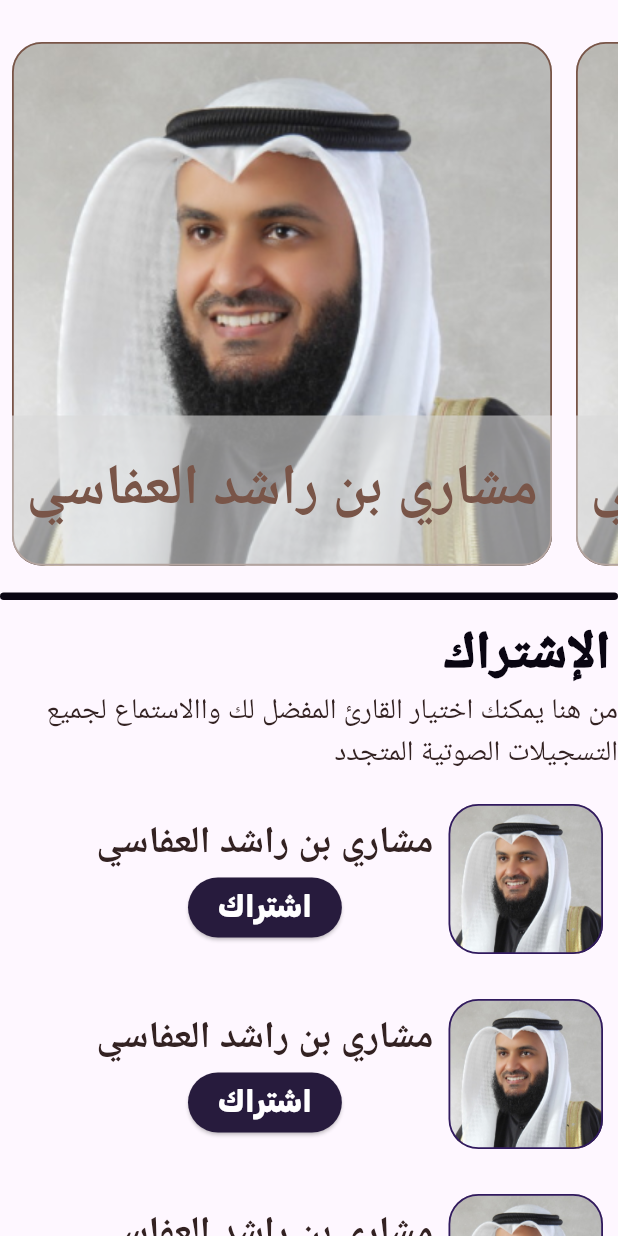
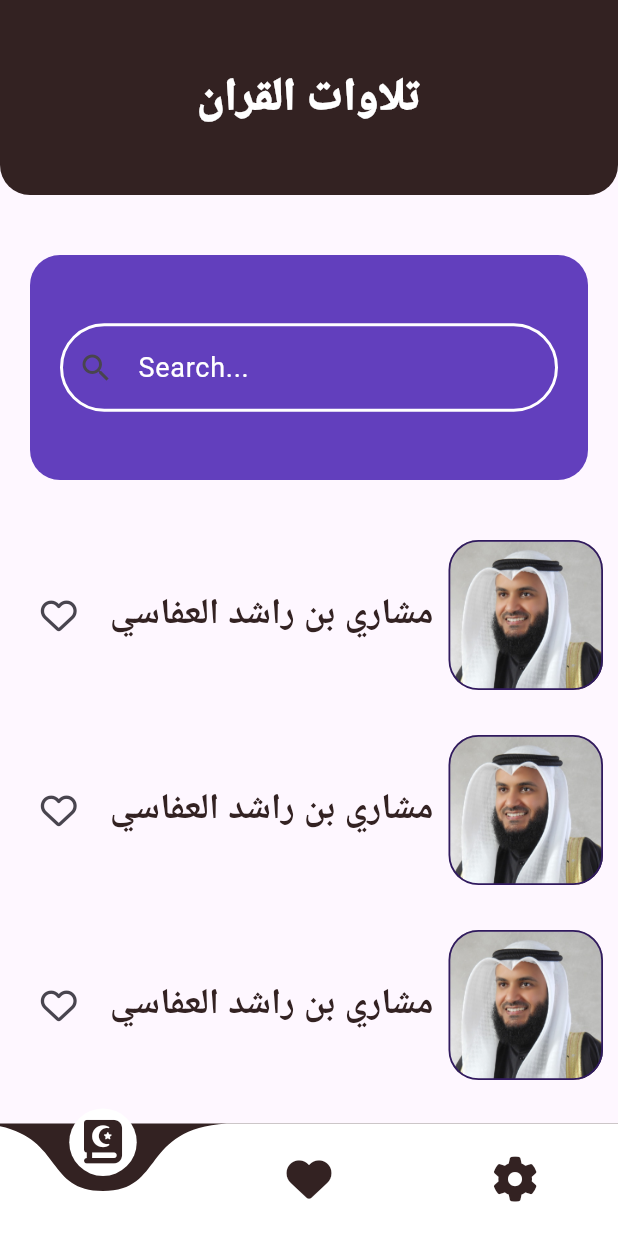
Before and after one commit to Ahmed7Shaban/Quran-reciters, a Flutter app: the screen it shows after launch, after a tap on "الأستماع الى القرآن الكريم", on a phone screen of 412 x 824 dp. Run offline on Flutter 3.47's test engine with Material 3 defaults, Android fonts, the phone set to English and light mode, and no system bars; drawn by our look-alikes of curved_navigation_bar; our stand-ins replace font_awesome_flutter, google_fonts, page_transition; missing offline and left inert: animator; Roboto replaces fonts that are missing (Amiri, Cairo).

Commit message:
update ui part one

```diff
--- a/lib/main.dart
+++ b/lib/main.dart
@@ -3,7 +3,7 @@ import 'package:flutter/material.dart';
 import 'views/splash_view.dart';
 
 void main() {
-  runApp(const MyApp());
+  runApp(MyApp());
 }
 
 class MyApp extends StatelessWidget {
@@ -13,7 +13,6 @@ class MyApp extends StatelessWidget {
   @override
   Widget build(BuildContext context) {
     return MaterialApp(
-      locale: Locale('ar'),
       debugShowCheckedModeBanner: false,
       home: SplashView(),
     );
--- a/lib/views/home_view.dart
+++ b/lib/views/home_view.dart
@@ -1,15 +1,83 @@
+import 'package:curved_navigation_bar/curved_navigation_bar.dart';
 import 'package:flutter/material.dart';
+import 'package:font_awesome_flutter/font_awesome_flutter.dart';
+import 'package:google_fonts/google_fonts.dart';
+import 'package:sounsds_quran/utils/colors.dart';
 
-import '../widgets/Home/body_home.dart';
+import '../widgets/Favorite/body_favorite.dart';
+import '../widgets/Reciters/body_reciters.dart';
+import '../widgets/Setting/body_setting.dart';
 
-class HomeView extends StatelessWidget {
+class HomeView extends StatefulWidget {
   const HomeView({super.key});
 
   @override
+  State<HomeView> createState() => _HomeViewState();
+}
+
+int _selectedIndex = 0;
+List<Widget> views = [
+  BodyReciters(),
+  BodyFavorite(),
+  BodySetting(),
+];
+
+GlobalKey<CurvedNavigationBarState> _bottomNavigationKey = GlobalKey();
+
+class _HomeViewState extends State<HomeView> {
+  void _onItemTapped(int index) {
+    setState(() {
+      _selectedIndex = index;
+    });
+  }
+
+  @override
   Widget build(BuildContext context) {
-    return const SafeArea(
+    return SafeArea(
       child: Scaffold(
-        body: BodyHome(),
+        bottomNavigationBar: CurvedNavigationBar(
+          index: _selectedIndex,
+          key: _bottomNavigationKey,
+          backgroundColor: AppColors.cocoaBrown,
+          items: <Widget>[
+            Icon(
+              FontAwesomeIcons.quran,
+              size: 29,
+              color: AppColors.cocoaBrown,
+            ),
+            Icon(
+              FontAwesomeIcons.solidHeart,
+              size: 30,
+              color: AppColors.cocoaBrown,
+            ),
+            Icon(
+              FontAwesomeIcons.gear,
+              size: 30,
+              color: AppColors.cocoaBrown,
+            ),
+          ],
+          onTap: _onItemTapped,
+        ),
+        appBar: AppBar(
+          automaticallyImplyLeading: false,
+          centerTitle: true,
+          toolbarHeight: 130,
+          title: Text(
+            "تلاوات القران",
+            style: GoogleFonts.cairo(
+                textStyle: TextStyle(
+                    fontWeight: FontWeight.w900,
+                    fontSize: 30,
+                    color: Colors.white)),
+          ),
+          backgroundColor: AppColors.cocoaBrown,
+          shape: RoundedRectangleBorder(
+              borderRadius: BorderRadius.only(
+            bottomLeft: Radius.circular(20),
+            bottomRight: Radius.circular(20),
+          )),
+        ),
+        body: views[_selectedIndex],
       ),
     );
   }
--- a/lib/widgets/Home/body_home.dart
+++ /dev/null
@@ -1,49 +0,0 @@
-import 'package:flutter/material.dart';
-
-import '../../utils/colors.dart';
-import 'reader_item_list_view.dart';
-import 'scriptions_list_view.dart';
-import 'text_subscriptions.dart';
-
-class BodyHome extends StatelessWidget {
-  const BodyHome({super.key});
-
-  @override
-  Widget build(BuildContext context) {
-    return Padding(
-      padding: const EdgeInsets.only(top: 20),
-      child: CustomScrollView(
-        slivers: [
-          SliverToBoxAdapter(child: ReaderItemListView()),
-          SliverToBoxAdapter(
-            child: Padding(
-              padding: const EdgeInsets.only(top: 10, bottom: 10),
-              child: Container(
-                width: double.infinity,
-                height: 5,
-                decoration: BoxDecoration(
-                  color: AppColors.ebony,
-                  borderRadius: BorderRadius.circular(10),
-                ),
-              ),
-            ),
-          ),
-          SliverToBoxAdapter(
-            child: scriptions(),
-          ),
-          SliverToBoxAdapter(
-            child: Subscriptions(),
-          ),
-          SliverList(
-            delegate: SliverChildBuilderDelegate(
-              (context, index) {
-                return ScriptionsListView(); // Build your list here
-              },
-              childCount: 1, // Adjust according to your needs
-            ),
-          ),
-        ],
-      ),
-    );
-  }
-}
--- a/lib/widgets/Home/scription_item.dart
+++ /dev/null
@@ -1,72 +0,0 @@
-import 'package:flutter/material.dart';
-import 'package:google_fonts/google_fonts.dart';
-import 'package:sounsds_quran/widgets/custom_button.dart';
-
-import '../../utils/colors.dart';
-
-class ScriptionItem extends StatelessWidget {
-  const ScriptionItem({super.key, required this.index});
-  final int index; // Accept index as a parameter for animations
-
-  @override
-  Widget build(BuildContext context) {
-    return TweenAnimationBuilder(
-      duration: Duration(milliseconds: 500), // Animation duration
-      tween: Tween<double>(
-          begin: 0, end: 1), // Define the tween for scale and opacity
-      curve: Curves.easeInOut,
-      builder: (context, double value, child) {
-        return Transform.scale(
-          scale: value, // Scale animation
-          child: Opacity(
-            opacity: value, // Fade animation
-            child: child,
-          ),
-        );
-      },
-      child: Padding(
-        padding:
-            const EdgeInsets.only(top: 20, bottom: 10, left: 10, right: 10),
-        child: Row(
-          mainAxisAlignment: MainAxisAlignment.end,
-          children: [
-            Column(
-              children: [
-                Text(
-                  textAlign: TextAlign.center,
-                  "مشاري بن راشد العفاسي",
-                  style: GoogleFonts.amiri(
-                      textStyle: TextStyle(
-                          color: AppColors.cocoaBrown,
-                          fontSize: 25,
-                          fontWeight: FontWeight.bold)),
-                ),
-                SizedBox(
-                  height: 1,
-                ),
-                CustomElevatedButton(
-                  text: "اشتراك",
-                  onPressed: () {},
-                  padding: EdgeInsets.symmetric(horizontal: 20, vertical: 5),
-                )
-              ],
-            ),
-            SizedBox(
-              width: 10,
-            ),
-            Container(
-              height: 100,
-              width: 103,
-              decoration: BoxDecoration(
-                  image: const DecorationImage(
-                      fit: BoxFit.cover,
-                      image: AssetImage('assets/image/test.png')),
-                  border: Border.all(color: AppColors.valhalla, width: 1.2),
-                  borderRadius: BorderRadius.circular(20)),
-            ),
-          ],
-        ),
-      ),
-    );
-  }
-}
--- a/lib/widgets/Home/scriptions_list_view.dart
+++ /dev/null
@@ -1,24 +0,0 @@
-import 'package:flutter/material.dart';
-import 'package:flutter_staggered_animations/flutter_staggered_animations.dart';
-
-import 'scription_item.dart';
-
-class ScriptionsListView extends StatelessWidget {
-  const ScriptionsListView({super.key});
-
-  @override
-  Widget build(BuildContext context) {
-    return AnimationLimiter(
-      child: ListView.builder(
-        shrinkWrap:
-            true, // Important to prevent the list from taking all available space
-        physics:
-            const NeverScrollableScrollPhysics(), // Disables inner scrolling (since the parent scrolls)
-        itemCount: 100,
-        itemBuilder: (BuildContext context, int index) {
-          return ScriptionItem(index: index);
-        },
-      ),
-    );
-  }
-}
--- a/lib/widgets/Home/text_subscriptions.dart
+++ /dev/null
@@ -1,40 +0,0 @@
-import 'package:flutter/material.dart';
-import 'package:google_fonts/google_fonts.dart';
-import 'package:sounsds_quran/utils/colors.dart';
-
-class scriptions extends StatelessWidget {
-  const scriptions({super.key});
-
-  @override
-  Widget build(BuildContext context) {
-    return Padding(
-      padding: const EdgeInsets.only(right: 5),
-      child: Text(
-        textAlign: TextAlign.end,
-        "الإشتراك",
-        style: GoogleFonts.cairo(
-            textStyle: TextStyle(
-                fontWeight: FontWeight.w900,
-                fontSize: 35,
-                color: AppColors.ebony)),
-      ),
-    );
-  }
-}
-
-class Subscriptions extends StatelessWidget {
-  const Subscriptions({super.key});
-
-  @override
-  Widget build(BuildContext context) {
-    return Text(
-      textAlign: TextAlign.end,
-      "من هنا يمكنك اختيار القارئ المفضل لك واالاستماع لجميع  التسجيلات الصوتية المتجدد",
-      style: GoogleFonts.cairo(
-          textStyle: TextStyle(
-              fontWeight: FontWeight.w400,
-              fontSize: 19,
-              color: AppColors.cocoaBrown)),
-    );
-  }
-}
--- /dev/null
+++ b/lib/widgets/Reciters/body_reciters.dart
@@ -0,0 +1,21 @@
+import 'package:flutter/material.dart';
+import 'reader_item_list_view.dart';
+import 'search_reciters.dart';
+
+class BodyReciters extends StatelessWidget {
+  const BodyReciters({super.key});
+
+  @override
+  Widget build(BuildContext context) {
+    return Padding(
+      padding: const EdgeInsets.only(top: 20),
+      child: CustomScrollView(
+        physics: const BouncingScrollPhysics(),
+        slivers: [
+          SliverToBoxAdapter(child: SearchReciters()), // Wrap non-slivers
+          ReaderItemListView(), // Ensure this is a sliver
+        ],
+      ),
+    );
+  }
+}
--- a/lib/widgets/Home/reader_item.dart
+++ b/lib/widgets/Reciters/reader_item.dart
@@ -1,7 +1,10 @@
 import 'package:flutter/material.dart';
+import 'package:font_awesome_flutter/font_awesome_flutter.dart';
 import 'package:google_fonts/google_fonts.dart';
 
 import '../../utils/colors.dart';
+import '../../views/quran_view.dart';
+import '../custom_button.dart';
 
 // class ReaderItem extends StatelessWidget {
 //   const ReaderItem({super.key});
@@ -77,54 +80,53 @@ class ReaderItem extends StatelessWidget {
             ),
           );
         },
-      child: Center(
+        child: GestureDetector(
+          onTap: () {
+            Navigator.push(
+              context,
+              MaterialPageRoute(
+                builder: (context) {
+                  return QuranView();
+                },
+              ),
+            );
+          },
           child: Padding(
-          padding: const EdgeInsets.all(8.0),
-          child: Stack(
+            padding:
+                const EdgeInsets.only(top: 20, bottom: 10, left: 10, right: 10),
+            child: Row(
+              mainAxisAlignment: MainAxisAlignment.end,
               children: [
+                IconButton(
+                    onPressed: () {}, icon: FaIcon(FontAwesomeIcons.heart)),
+                SizedBox(
+                  width: 10,
+                ),
+                Text(
+                  textAlign: TextAlign.center,
+                  "مشاري بن راشد العفاسي",
+                  style: GoogleFonts.amiri(
+                      textStyle: TextStyle(
+                          color: AppColors.cocoaBrown,
+                          fontSize: 24,
+                          fontWeight: FontWeight.bold)),
+                ),
+                SizedBox(
+                  width: 10,
+                ),
                 Container(
-                width: 360,
-                height: 365,
+                  height: 100,
+                  width: 103,
                   decoration: BoxDecoration(
                       image: const DecorationImage(
                           fit: BoxFit.cover,
                           image: AssetImage('assets/image/test.png')),
-                    border: Border.all(color: Colors.brown, width: 1.2),
+                      border: Border.all(color: AppColors.valhalla, width: 1.2),
                       borderRadius: BorderRadius.circular(20)),
                 ),
-              Positioned(
-                bottom: 0,
-                child: Container(
-                  width: 360,
-                  height: 100,
-                  decoration: BoxDecoration(
-                      color: const Color(0xffD9D9D9).withOpacity(0.6),
-                      borderRadius: const BorderRadius.only(
-                        bottomLeft: Radius.circular(20),
-                        bottomRight: Radius.circular(20),
-                      )),
-                  child: Center(
-                    child: FittedBox(
-                      child: Padding(
-                        padding: const EdgeInsets.only(left: 10, right: 10),
-                        child: Text(
-                          textAlign: TextAlign.center,
-                          "مشاري بن راشد العفاسي",
-                          style: GoogleFonts.amiri(
-                              textStyle: const TextStyle(
-                                  color: Colors.brown,
-                                  fontSize: 40,
-                                  fontWeight: FontWeight.bold)),
-                        ),
-                      ),
-                    ),
-                  ),
-                ),
-              )
               ],
             ),
           ),
-      ),
-    );
+        ));
   }
 }
--- a/lib/widgets/Home/reader_item_list_view.dart
+++ b/lib/widgets/Reciters/reader_item_list_view.dart
@@ -1,5 +1,4 @@
 import 'package:flutter/material.dart';
-
 import 'reader_item.dart';
 
 class ReaderItemListView extends StatelessWidget {
@@ -7,17 +6,14 @@ class ReaderItemListView extends StatelessWidget {
 
   @override
   Widget build(BuildContext context) {
-    return SizedBox(
-      height: 365,
-      child: ListView.builder(
-        physics: BouncingScrollPhysics(),
-        scrollDirection: Axis.horizontal,
-        itemCount: 30,
-        itemBuilder: (context, index) {
+    return SliverList(
+      delegate: SliverChildBuilderDelegate(
+        (context, index) {
           return ReaderItem(
             index: index,
           );
         },
+        childCount: 30,
       ),
     );
   }
--- /dev/null
+++ b/lib/widgets/Reciters/search_reciters.dart
@@ -0,0 +1,47 @@
+import 'package:flutter/material.dart';
+
+import '../../utils/colors.dart';
+
+class SearchReciters extends StatelessWidget {
+  const SearchReciters({super.key});
+
+  @override
+  Widget build(BuildContext context) {
+    return Padding(
+      padding: const EdgeInsets.all(20.0),
+      child: Container(
+        width: double.infinity,
+        height: 150,
+        decoration: BoxDecoration(
+            color: AppColors.studio, borderRadius: BorderRadius.circular(20)),
+        child: Center(
+          child: Padding(
+            padding: const EdgeInsets.all(20.0),
+            child: TextField(
+              decoration: InputDecoration(
+                hintText: 'Search...',
+                //      labelStyle: TextStyle(color: Colors.white),
+                hintStyle: TextStyle(color: Colors.white),
+                border: OutlineInputBorder(
+                  borderRadius: BorderRadius.circular(30),
+                  borderSide: BorderSide(color: Colors.white, width: 2),
+                ),
+                enabledBorder: OutlineInputBorder(
+                  borderRadius: BorderRadius.circular(30),
+                  borderSide: BorderSide(color: Colors.white, width: 2),
+                ),
+                focusedBorder: OutlineInputBorder(
+                  borderRadius: BorderRadius.circular(30),
+                  borderSide: BorderSide(color: Colors.white, width: 2),
+                ),
+                prefixIcon: Icon(Icons.search),
+              ),
+              style: TextStyle(color: Colors.white, fontSize: 18),
+              onChanged: (query) {},
+            ),
+          ),
+        ),
+      ),
+    );
+  }
+}
--- a/pubspec.yaml
+++ b/pubspec.yaml
@@ -41,6 +41,9 @@ dependencies:
   animator: ^3.3.0
   page_transition: ^2.1.0
   flutter_staggered_animations: ^1.1.1
+  font_awesome_flutter: ^10.7.0
+  curved_navigation_bar: ^1.0.6
+  animated_theme_switcher: ^2.0.10
 
 dev_dependencies:
   flutter_test:
```
Also changed, not shown: lib/views/quran_view.dart (added, +37 -0 lines), lib/widgets/Favorite/body_favorite.dart (added, +10 -0 lines), lib/widgets/Quran/body_quarn.dart (added, +10 -0 lines), lib/widgets/Setting/body_setting.dart (added, +24 -0 lines), lib/widgets/Setting/choose_language.dart (added, +91 -0 lines), lib/widgets/Setting/choose_theme.dart (added, +91 -0 lines), pubspec.lock. Lines whose indentation alone changed are shown as unchanged.
